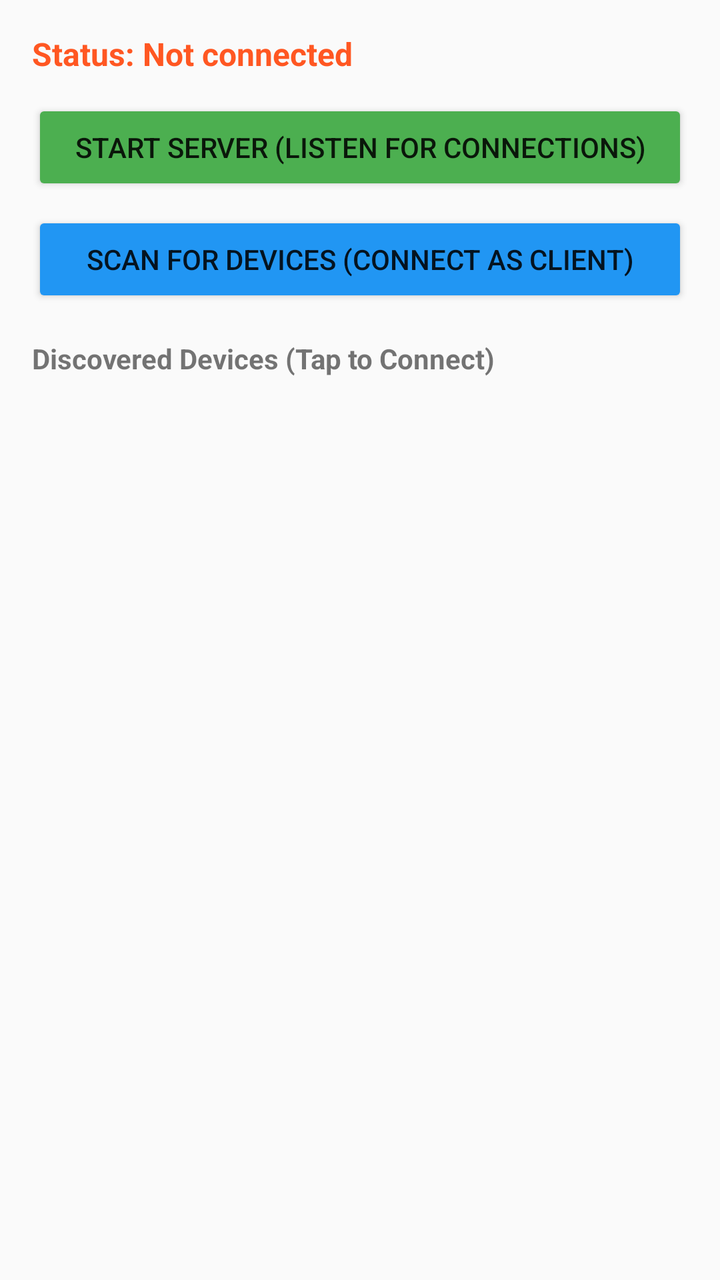
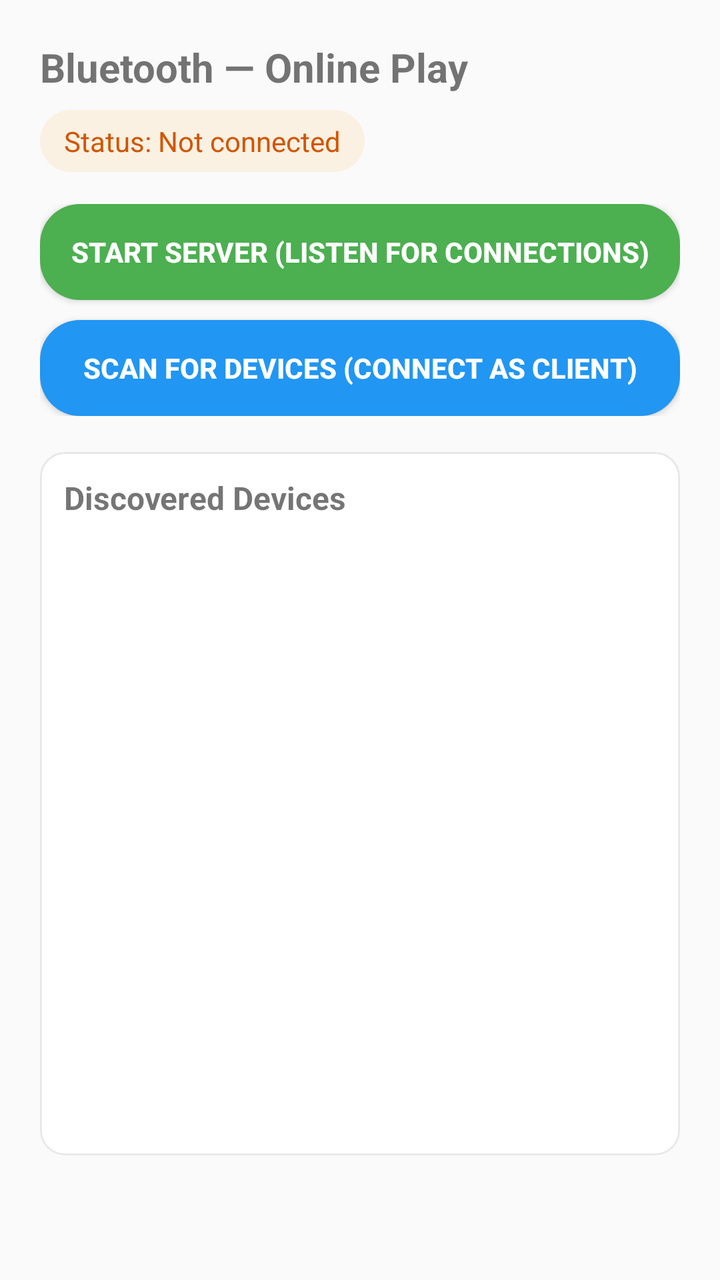

The first picture is an Android layout as it rendered before a commit; the second is the same layout after the commit. The layout source and the unified diff follow.
<!-- AndroidManifest.xml: application theme Theme.Bluetooth -->
<!-- res/layout/activity_1.xml -->
<?xml version="1.0" encoding="utf-8"?>
<LinearLayout xmlns:android="http://schemas.android.com/apk/res/android"
    android:layout_width="match_parent"
    android:layout_height="match_parent"
    android:orientation="vertical"
    android:padding="16dp">

    <TextView
        android:id="@+id/statusText"
        android:layout_width="match_parent"
        android:layout_height="wrap_content"
        android:text="Status: Not connected"
        android:textSize="16sp"
        android:textStyle="bold"
        android:paddingBottom="12dp"
        android:textColor="#FF5722" />

    <Button
        android:id="@+id/startServer"
        android:layout_width="match_parent"
        android:layout_height="wrap_content"
        android:text="Start Server (Listen for Connections)"
        android:textSize="14sp"
        android:padding="12dp"
        android:backgroundTint="#4CAF50" />

    <Button
        android:id="@+id/scan"
        android:layout_width="match_parent"
        android:layout_height="wrap_content"
        android:text="Scan for Devices (Connect as Client)"
        android:textSize="14sp"
        android:padding="12dp"
        android:layout_marginTop="8dp"
        android:backgroundTint="#2196F3" />

    <TextView
        android:layout_width="match_parent"
        android:layout_height="wrap_content"
        android:text="Discovered Devices (Tap to Connect)"
        android:textSize="14sp"
        android:textStyle="bold"
        android:paddingTop="16dp"
        android:paddingBottom="8dp" />

    <ListView
        android:id="@+id/deviceList"
        android:layout_width="match_parent"
        android:layout_height="0dp"
        android:layout_weight="1"
        android:divider="@android:color/darker_gray"
        android:dividerHeight="1dp" />

</LinearLayout>
<!-- resources referenced by this layout -->
<resources>
  <style name="Theme.Bluetooth" parent="android:Theme.Material.Light.NoActionBar" />
</resources>

<!-- the commit's change to res/layout/activity_1.xml (unified diff, before → after) -->
@@ -1,54 +1,100 @@
 <?xml version="1.0" encoding="utf-8"?>
-<LinearLayout xmlns:android="http://schemas.android.com/apk/res/android"
+<ScrollView xmlns:android="http://schemas.android.com/apk/res/android"
     android:layout_width="match_parent"
     android:layout_height="match_parent"
-    android:orientation="vertical"
-    android:padding="16dp">
+    android:fillViewport="true">
 
-    <TextView
-        android:id="@+id/statusText"
+    <LinearLayout
         android:layout_width="match_parent"
         android:layout_height="wrap_content"
-        android:text="Status: Not connected"
-        android:textSize="16sp"
-        android:textStyle="bold"
-        android:paddingBottom="12dp"
-        android:textColor="#FF5722" />
+        android:orientation="vertical"
+        android:padding="20dp">
 
-    <Button
-        android:id="@+id/startServer"
-        android:layout_width="match_parent"
-        android:layout_height="wrap_content"
-        android:text="Start Server (Listen for Connections)"
-        android:textSize="14sp"
-        android:padding="12dp"
-        android:backgroundTint="#4CAF50" />
+        
+        <TextView
+            android:id="@+id/screenTitle"
+            android:layout_width="wrap_content"
+            android:layout_height="wrap_content"
+            android:text="Bluetooth — Online Play"
+            android:textSize="20sp"
+            android:textStyle="bold"
+            android:paddingBottom="8dp" />
 
-    <Button
-        android:id="@+id/scan"
-        android:layout_width="match_parent"
-        android:layout_height="wrap_content"
-        android:text="Scan for Devices (Connect as Client)"
-        android:textSize="14sp"
-        android:padding="12dp"
-        android:layout_marginTop="8dp"
-        android:backgroundTint="#2196F3" />
+        
+        <TextView
+            android:id="@+id/statusText"
+            android:layout_width="wrap_content"
+            android:layout_height="wrap_content"
+            android:background="@drawable/chip_status"
+            android:paddingLeft="12dp"
+            android:paddingRight="12dp"
+            android:paddingTop="6dp"
+            android:paddingBottom="6dp"
+            android:text="Status: Not connected"
+            android:textColor="#D35400"
+            android:textSize="14sp" />
 
-    <TextView
-        android:layout_width="match_parent"
-        android:layout_height="wrap_content"
-        android:text="Discovered Devices (Tap to Connect)"
-        android:textSize="14sp"
-        android:textStyle="bold"
-        android:paddingTop="16dp"
-        android:paddingBottom="8dp" />
+        
+        <LinearLayout
+            android:layout_width="match_parent"
+            android:layout_height="wrap_content"
+            android:orientation="vertical"
+            android:paddingTop="16dp">
 
-    <ListView
-        android:id="@+id/deviceList"
-        android:layout_width="match_parent"
-        android:layout_height="0dp"
-        android:layout_weight="1"
-        android:divider="@android:color/darker_gray"
-        android:dividerHeight="1dp" />
+            <Button
+                android:id="@+id/startServer"
+                android:layout_width="match_parent"
+                android:layout_height="wrap_content"
+                android:background="@drawable/btn_primary_bg"
+                android:text="Start Server (Listen for Connections)"
+                android:textAllCaps="true"
+                android:textColor="@android:color/white"
+                android:textStyle="bold"
+                android:paddingTop="14dp"
+                android:paddingBottom="14dp" />
 
-</LinearLayout>
+            <Space
+                android:layout_width="match_parent"
+                android:layout_height="10dp" />
+
+            <Button
+                android:id="@+id/scan"
+                android:layout_width="match_parent"
+                android:layout_height="wrap_content"
+                android:background="@drawable/btn_secondary_bg"
+                android:text="Scan for Devices (Connect as Client)"
+                android:textAllCaps="true"
+                android:textColor="@android:color/white"
+                android:textStyle="bold"
+                android:paddingTop="14dp"
+                android:paddingBottom="14dp" />
+        </LinearLayout>
+
+        
+        <LinearLayout
+            android:layout_width="match_parent"
+            android:layout_height="wrap_content"
+            android:background="@drawable/bg_card"
+            android:orientation="vertical"
+            android:padding="12dp"
+            android:layout_marginTop="18dp">
+
+            <TextView
+                android:layout_width="match_parent"
+                android:layout_height="wrap_content"
+                android:text="Discovered Devices"
+                android:textStyle="bold"
+                android:textSize="16sp"
+                android:paddingBottom="6dp" />
+
+            <ListView
+                android:id="@+id/deviceList"
+                android:layout_width="match_parent"
+                android:layout_height="300dp"
+                android:divider="@drawable/list_divider"
+                android:dividerHeight="1dp"
+                android:listSelector="@drawable/list_selector" />
+        </LinearLayout>
+
+    </LinearLayout>
+</ScrollView>
<!-- resource entries referenced after the edit -->
@@ -1,5 +1,56 @@
 <!-- resources referenced by this layout -->
 <resources>
+  <!-- drawable bg_card (drawable) -->
+  <?xml version="1.0" encoding="utf-8"?>
+  <shape xmlns:android="http://schemas.android.com/apk/res/android"
+      android:shape="rectangle">
+      <solid android:color="#FFFFFFFF"/>
+      <corners android:radius="12dp" />
+      <stroke android:width="1dp" android:color="#14000000"/>
+      <padding android:left="12dp" android:top="12dp" android:right="12dp" android:bottom="12dp"/>
+  </shape>
+  <!-- drawable btn_primary_bg (drawable) -->
+  <?xml version="1.0" encoding="utf-8"?>
+  <shape xmlns:android="http://schemas.android.com/apk/res/android">
+      <solid android:color="#4CAF50"/>
+      <corners android:radius="20dp"/>
+      <padding android:left="12dp" android:top="8dp" android:right="12dp" android:bottom="8dp"/>
+  </shape>
+  <!-- drawable btn_secondary_bg (drawable) -->
+  <?xml version="1.0" encoding="utf-8"?>
+  <ripple xmlns:android="http://schemas.android.com/apk/res/android"
+      android:color="#332196F3"> 
+      <item>
+          <shape>
+              <solid android:color="#2196F3"/>   
+              <corners android:radius="20dp"/>
+              <padding
+                  android:left="12dp"
+                  android:top="10dp"
+                  android:right="12dp"
+                  android:bottom="10dp"/>
+          </shape>
+      </item>
+  </ripple>
+  <!-- drawable chip_status (drawable) -->
+  <?xml version="1.0" encoding="utf-8"?>
+  <shape xmlns:android="http://schemas.android.com/apk/res/android"
+      android:shape="rectangle">
+      <solid android:color="#1AF39C12"/> 
+      <corners android:radius="16dp" />
+  </shape>
+  <!-- drawable list_divider (drawable) -->
+  <?xml version="1.0" encoding="utf-8"?>
+  <shape xmlns:android="http://schemas.android.com/apk/res/android">
+      <size android:height="1dp" />
+      <solid android:color="#11000000" />
+  </shape>
+  <!-- drawable list_selector (drawable) -->
+  <?xml version="1.0" encoding="utf-8"?>
+  <ripple xmlns:android="http://schemas.android.com/apk/res/android"
+      android:color="#22000000">
+      <item android:drawable="@android:color/transparent"/>
+  </ripple>
   <style name="Theme.Bluetooth" parent="android:Theme.Material.Light.NoActionBar" />
 </resources>
 
